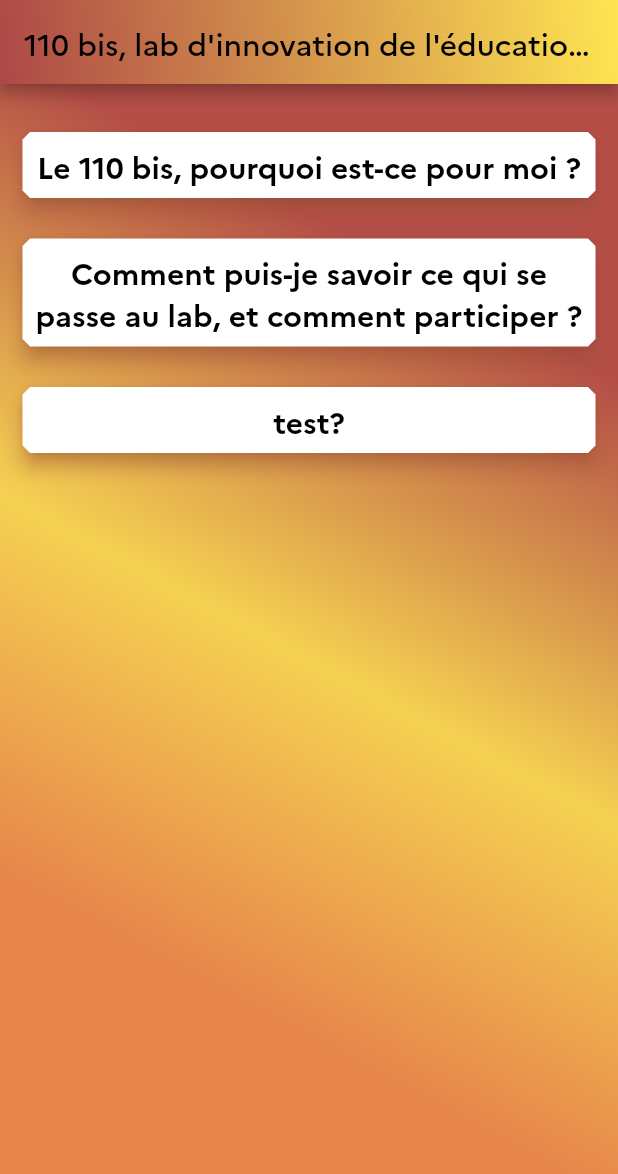
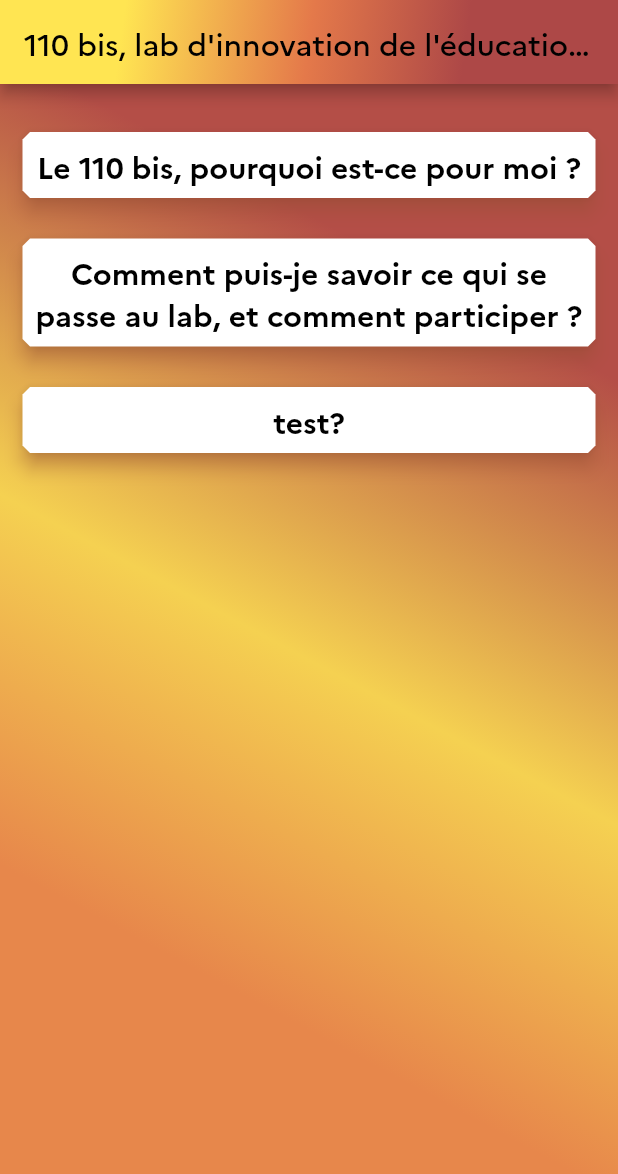
Before and after one commit to 110bis/ChatBox110bis, a Flutter app: the screen it shows after launch, on a phone screen of 412 x 824 dp. Shown: the top 1174 px of the screen. Run offline on Flutter 3.47's test engine with Material 2 defaults, Android fonts, the phone set to English and light mode, and no system bars.

Commit message:
[UPD] change color gradient

```diff
--- a/lib/components/appbar.dart
+++ b/lib/components/appbar.dart
@@ -23,10 +23,16 @@
       flexibleSpace: Container(
         decoration: const BoxDecoration(
             gradient: LinearGradient(
-                begin: Alignment.topRight,
-                end: Alignment.bottomLeft,
+                begin: Alignment.topLeft,
+                end: Alignment.bottomRight,
+                stops: [
+              0.2,
+              0.5,
+              0.75
+            ],
                 colors: [
               Color.fromARGB(255, 255, 229, 82),
+              Color.fromARGB(255, 228, 121, 74),
               Color.fromARGB(255, 173, 72, 71),
             ])),
       ),
```
